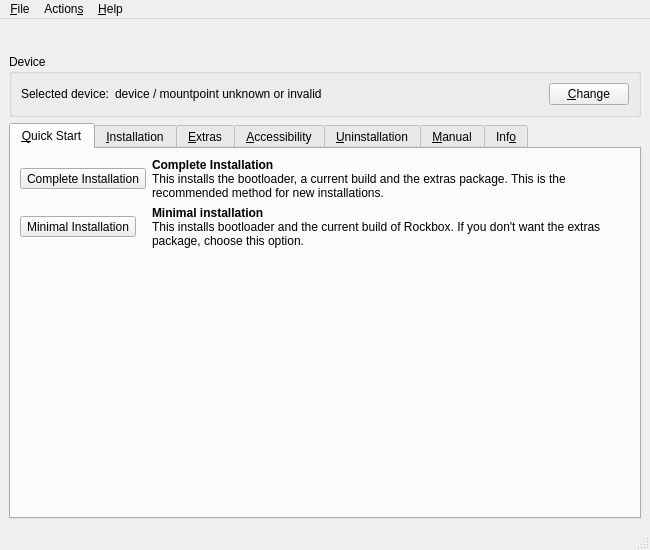
This is rbutil/rbutilqt/rbutilqtfrm.ui in Rockbox/rockbox as Qt 5 draws it before an edit. The edited form follows.
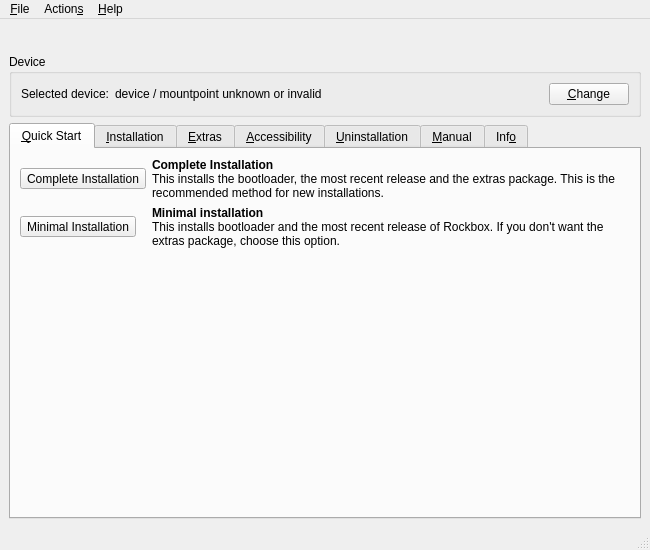
This is the edited form. Icons and pictures are not drawn.

Commit message:
Clarify Quick Start tab descriptions.
Make it more clear that the Quick Start buttons will install a release version.
Fixes FS#12612.

The edit to the form file:
```diff
--- a/rbutil/rbutilqt/rbutilqtfrm.ui
+++ b/rbutil/rbutilqt/rbutilqtfrm.ui
@@ -151,7 +151,7 @@
         <item row="0" column="1">
          <widget class="QLabel" name="labelComplete">
           <property name="text">
-           <string>&lt;b&gt;Complete Installation&lt;/b&gt;&lt;br/&gt;This installs the bootloader, a current build and the extras package. This is the recommended method for new installations.</string>
+           <string>&lt;html&gt;&lt;head/&gt;&lt;body&gt;&lt;p&gt;&lt;span style=&quot; font-weight:600;&quot;&gt;Complete Installation&lt;/span&gt;&lt;br/&gt;This installs the bootloader, the most recent release and the extras package. This is the recommended method for new installations.&lt;/p&gt;&lt;/body&gt;&lt;/html&gt;</string>
           </property>
           <property name="textFormat">
            <enum>Qt::AutoText</enum>
@@ -181,7 +181,7 @@
         <item row="1" column="1">
          <widget class="QLabel" name="labelSmall">
           <property name="text">
-           <string>&lt;b&gt;Minimal installation&lt;/b&gt;&lt;br/&gt;This installs bootloader and the current build of Rockbox. If you don't want the extras package, choose this option.</string>
+           <string>&lt;html&gt;&lt;head/&gt;&lt;body&gt;&lt;p&gt;&lt;span style=&quot; font-weight:600;&quot;&gt;Minimal installation&lt;/span&gt;&lt;br/&gt;This installs bootloader and the most recent release of Rockbox. If you don't want the extras package, choose this option.&lt;/p&gt;&lt;/body&gt;&lt;/html&gt;</string>
           </property>
           <property name="wordWrap">
            <bool>true</bool>
```
Left out of the diff: 2 changed lines with no effect on the pictures.
